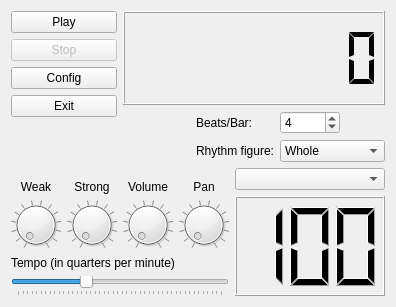
Old version of the form src/kmetronomeviewbase.ui in the repository pedrolcl/kmetronome.
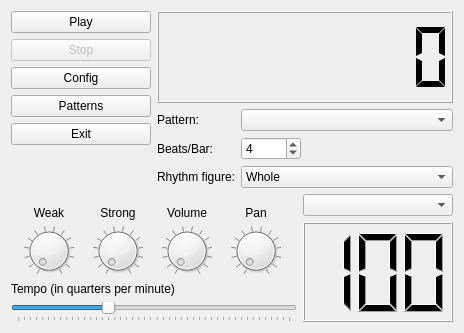
New version of the form. Icons and pictures are not drawn. Custom widgets are drawn as their Qt base class.

Commit message: RFE #2517833 - pattern customization (implementation started, unfinished)

Patch:
```diff
--- a/src/kmetronomeviewbase.ui
+++ b/src/kmetronomeviewbase.ui
@@ -25,8 +25,8 @@
    <rect>
     <x>0</x>
     <y>0</y>
-    <width>390</width>
-    <height>307</height>
+    <width>464</width>
+    <height>333</height>
    </rect>
   </property>
   <property name="sizePolicy">
@@ -110,6 +110,13 @@
        </property>
       </widget>
      </item>
+     <item>
+      <widget class="KPushButton" name="m_patternbtn">
+       <property name="text">
+        <string>Patterns</string>
+       </property>
+      </widget>
+     </item>
      <item>
       <widget class="KPushButton" name="m_exitbtn">
        <property name="sizePolicy">
@@ -142,8 +149,6 @@
     </layout>
    </item>
    <item row="0" column="1" colspan="2">
-    <layout class="QVBoxLayout" name="verticalLayout_3">
-     <item>
       <widget class="QLCDNumber" name="m_measureLCD">
        <property name="sizePolicy">
         <sizepolicy hsizetype="Expanding" vsizetype="Expanding">
@@ -171,42 +176,42 @@
        </property>
       </widget>
      </item>
-    </layout>
-   </item>
    <item row="1" column="1" colspan="2">
-    <layout class="QHBoxLayout" name="horizontalLayout">
-     <item>
-      <spacer name="horizontalSpacer">
-       <property name="orientation">
-        <enum>Qt::Horizontal</enum>
-       </property>
-       <property name="sizeHint" stdset="0">
-        <size>
-         <width>40</width>
-         <height>20</height>
-        </size>
-       </property>
-      </spacer>
-     </item>
-     <item>
       <layout class="QFormLayout" name="formLayout">
        <item row="0" column="0">
-        <widget class="QLabel" name="textLabel3">
+      <widget class="QLabel" name="lblPattern">
+       <property name="text">
+        <string>Pattern:</string>
+       </property>
+       <property name="alignment">
+        <set>Qt::AlignRight|Qt::AlignTrailing|Qt::AlignVCenter</set>
+       </property>
+      </widget>
+     </item>
+     <item row="0" column="1">
+      <widget class="KComboBox" name="m_pattern">
+       <property name="sizePolicy">
+        <sizepolicy hsizetype="Expanding" vsizetype="Fixed">
+         <horstretch>0</horstretch>
+         <verstretch>0</verstretch>
+        </sizepolicy>
+       </property>
+      </widget>
+     </item>
+     <item row="1" column="0">
+      <widget class="QLabel" name="lblBeats">
          <property name="text">
           <string>Beats/Bar:</string>
          </property>
          <property name="alignment">
           <set>Qt::AlignRight|Qt::AlignTrailing|Qt::AlignVCenter</set>
          </property>
-         <property name="wordWrap">
-          <bool>false</bool>
-         </property>
          <property name="buddy">
           <cstring>m_beatsBar</cstring>
          </property>
         </widget>
        </item>
-       <item row="0" column="1">
+     <item row="1" column="1">
         <widget class="KIntSpinBox" name="m_beatsBar">
          <property name="maximumSize">
           <size>
@@ -230,8 +235,8 @@
          </property>
         </widget>
        </item>
-       <item row="1" column="0">
-        <widget class="QLabel" name="textLabel4">
+     <item row="2" column="0">
+      <widget class="QLabel" name="lblFigure">
          <property name="text">
           <string>Rhythm figure:</string>
          </property>
@@ -246,7 +251,7 @@
          </property>
         </widget>
        </item>
-       <item row="1" column="1">
+     <item row="2" column="1">
         <widget class="KComboBox" name="m_figure">
          <property name="whatsThis">
           <string>This is the part figure for the rhythm.&lt;br&gt;
@@ -326,8 +331,6 @@
        </item>
       </layout>
      </item>
-    </layout>
-   </item>
    <item row="2" column="0" colspan="2">
     <layout class="QGridLayout" name="gridLayout">
      <item row="0" column="0">
@@ -589,6 +592,11 @@
  </widget>
  <layoutdefault spacing="6" margin="11"/>
  <customwidgets>
+  <customwidget>
+   <class>KComboBox</class>
+   <extends>QComboBox</extends>
+   <header>kcombobox.h</header>
+  </customwidget>
   <customwidget>
    <class>KIntSpinBox</class>
    <extends>QSpinBox</extends>
@@ -599,11 +607,6 @@
    <extends>QPushButton</extends>
    <header>kpushbutton.h</header>
   </customwidget>
-  <customwidget>
-   <class>KComboBox</class>
-   <extends>QComboBox</extends>
-   <header>kcombobox.h</header>
-  </customwidget>
   <customwidget>
    <class>Knob</class>
    <extends>QDial</extends>
```
Lines whose indentation alone changed are shown as unchanged. The commit also changes 20 other files.
